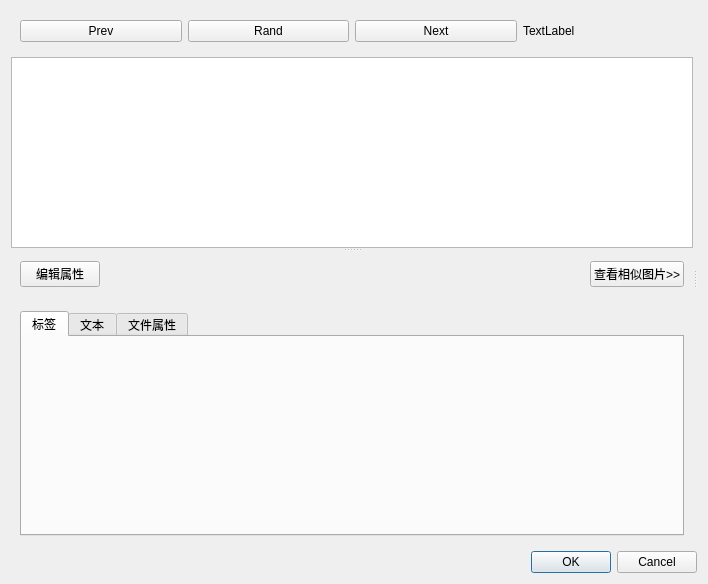
Before: the Qt Designer form src/ui/dialog_library_auditing.ui in Craftkuro/StickerGenie, drawn with Qt 5.
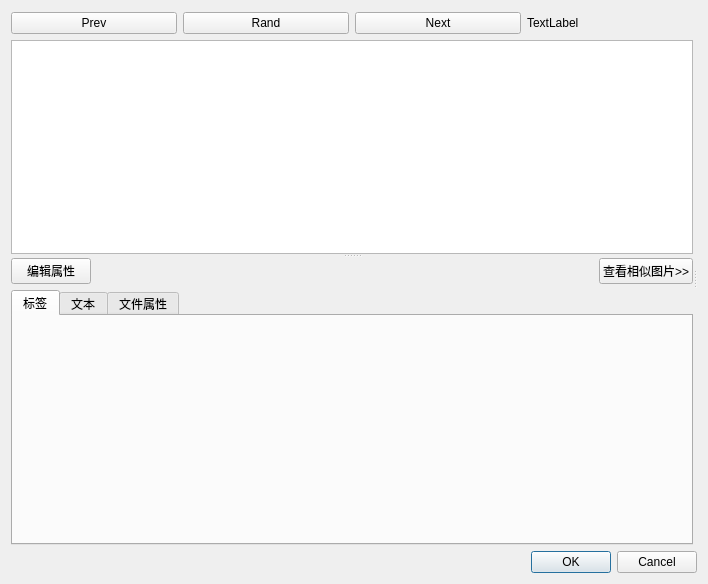
After: the same form once the commit is applied. Custom widgets are drawn as their Qt base class.

The edit to the form file:
```diff
--- a/src/ui/dialog_library_auditing.ui
+++ b/src/ui/dialog_library_auditing.ui
@@ -24,6 +24,18 @@
        <item>
         <widget class="QWidget" name="widget" native="true">
          <layout class="QHBoxLayout" name="horizontalLayout_2">
+          <property name="leftMargin">
+           <number>0</number>
+          </property>
+          <property name="topMargin">
+           <number>1</number>
+          </property>
+          <property name="rightMargin">
+           <number>0</number>
+          </property>
+          <property name="bottomMargin">
+           <number>0</number>
+          </property>
           <item>
            <widget class="QPushButton" name="pushButtonPrev">
             <property name="text">
@@ -62,8 +74,33 @@
          </property>
          <widget class="QWidget" name="widgetTop" native="true">
           <layout class="QVBoxLayout" name="verticalLayout_5">
+           <property name="leftMargin">
+            <number>0</number>
+           </property>
+           <property name="topMargin">
+            <number>0</number>
+           </property>
+           <property name="rightMargin">
+            <number>0</number>
+           </property>
+           <property name="bottomMargin">
+            <number>0</number>
+           </property>
            <item>
-            <widget class="PanZoomImageView" name="graphicsView"/>
+            <widget class="PanZoomImageView" name="graphicsView">
+             <property name="sizePolicy">
+              <sizepolicy hsizetype="Expanding" vsizetype="Expanding">
+               <horstretch>0</horstretch>
+               <verstretch>2</verstretch>
+              </sizepolicy>
+             </property>
+             <property name="minimumSize">
+              <size>
+               <width>0</width>
+               <height>100</height>
+              </size>
+             </property>
+            </widget>
            </item>
           </layout>
          </widget>
@@ -71,7 +108,25 @@
           <layout class="QVBoxLayout" name="verticalLayout_3">
            <item>
             <widget class="QWidget" name="widgetOperations" native="true">
+             <property name="sizePolicy">
+              <sizepolicy hsizetype="Preferred" vsizetype="Fixed">
+               <horstretch>0</horstretch>
+               <verstretch>0</verstretch>
+              </sizepolicy>
+             </property>
              <layout class="QHBoxLayout" name="horizontalLayout">
+              <property name="leftMargin">
+               <number>0</number>
+              </property>
+              <property name="topMargin">
+               <number>0</number>
+              </property>
+              <property name="rightMargin">
+               <number>0</number>
+              </property>
+              <property name="bottomMargin">
+               <number>0</number>
+              </property>
               <item>
                <widget class="QPushButton" name="pushButtonEditProperties">
                 <property name="text">
@@ -105,6 +160,18 @@
            <item>
             <widget class="QWidget" name="widgetImageProperties" native="true">
              <layout class="QVBoxLayout" name="verticalLayout_9">
+              <property name="leftMargin">
+               <number>0</number>
+              </property>
+              <property name="topMargin">
+               <number>0</number>
+              </property>
+              <property name="rightMargin">
+               <number>0</number>
+              </property>
+              <property name="bottomMargin">
+               <number>0</number>
+              </property>
               <item>
                <widget class="QTabWidget" name="tabWidgetBottom">
                 <property name="sizePolicy">
```
